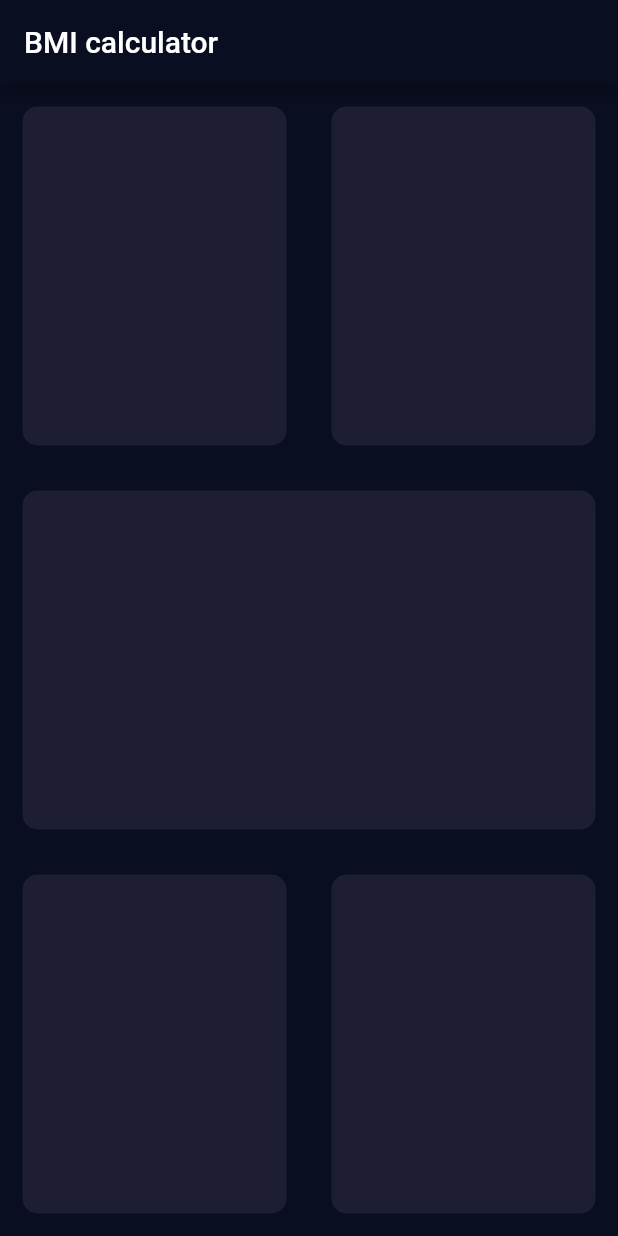
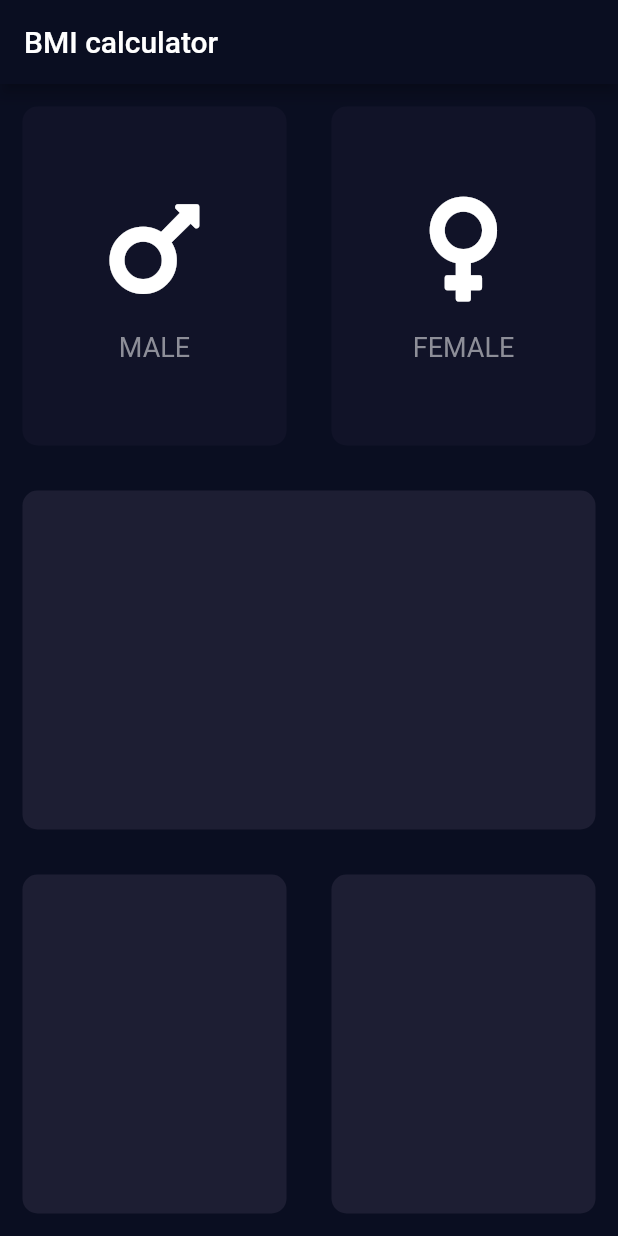
Before and after one commit to korsander/flutter-course, a Flutter app: the screen it shows after launch, on a phone screen of 412 x 824 dp. Run offline on Flutter 3.47's test engine with Material 2 defaults, Android fonts, the light colour scheme and no system bars; our stand-ins replace font_awesome_flutter.

Commit message:
completed gender buttons

```diff
--- /dev/null
+++ b/10-bmi-calc/lib/icon_content.dart
@@ -0,0 +1,31 @@
+import 'package:flutter/material.dart';
+
+class IconContent extends StatelessWidget {
+  final String title;
+  final IconData icon;
+
+  IconContent({@required this.title, @required this.icon});
+
+  @override
+  Widget build(BuildContext context) {
+    return Column(
+      mainAxisAlignment: MainAxisAlignment.center,
+      children: <Widget>[
+        Icon(
+          icon,
+          size: 80.0,
+        ),
+        SizedBox(
+          height: 15.0,
+        ),
+        Text(
+          title,
+          style: TextStyle(
+            fontSize: 18.0,
+            color: Color(0xFF8D8E98),
+          ),
+        )
+      ],
+    );
+  }
+}
--- a/10-bmi-calc/lib/input_page.dart
+++ b/10-bmi-calc/lib/input_page.dart
@@ -1,8 +1,18 @@
+import 'package:course/reusable_card.dart';
 import 'package:flutter/material.dart';
+import 'package:font_awesome_flutter/font_awesome_flutter.dart';
+
+import 'icon_content.dart';
 
 const bottomContainerHeight = 80.0;
 const activeCardColor = Color(0xFF1D1E33);
+const inactiveCardColor = Color(0xFF111328);
 const bottomContainerColor = Color(0xFFEB1555);
+
+enum Gender {
+  male,
+  female,
+}
 
 class InputPage extends StatefulWidget {
   @override
@@ -10,6 +20,8 @@ class InputPage extends StatefulWidget {
 }
 
 class _InputPageState extends State<InputPage> {
+  Gender gender;
+
   @override
   Widget build(BuildContext context) {
     return Scaffold(
@@ -23,12 +35,34 @@ class _InputPageState extends State<InputPage> {
               children: <Widget>[
                 Expanded(
                   child: ReusableCard(
-                    color: activeCardColor,
+                    onTouch: () {
+                      setState(() {
+                        gender = Gender.male;
+                      });
+                    },
+                    color: gender == Gender.male
+                        ? activeCardColor
+                        : inactiveCardColor,
+                    child: IconContent(
+                      title: 'MALE',
+                      icon: FontAwesomeIcons.mars,
+                    ),
                   ),
                 ),
                 Expanded(
                   child: ReusableCard(
-                    color: activeCardColor,
+                    onTouch: () {
+                      setState(() {
+                        gender = Gender.female;
+                      });
+                    },
+                    color: gender == Gender.female
+                        ? activeCardColor
+                        : inactiveCardColor,
+                    child: IconContent(
+                      title: 'FEMALE',
+                      icon: FontAwesomeIcons.venus,
+                    ),
                   ),
                 ),
               ],
@@ -60,20 +94,3 @@ class _InputPageState extends State<InputPage> {
     );
   }
 }
-
-class ReusableCard extends StatelessWidget {
-  final Color color;
-
-  ReusableCard({@required this.color});
-
-  @override
-  Widget build(BuildContext context) {
-    return Container(
-      margin: EdgeInsets.all(15.0),
-      decoration: BoxDecoration(
-        color: color,
-        borderRadius: BorderRadius.circular(10.0),
-      ),
-    );
-  }
-}
--- /dev/null
+++ b/10-bmi-calc/lib/reusable_card.dart
@@ -0,0 +1,24 @@
+import 'package:flutter/material.dart';
+
+class ReusableCard extends StatelessWidget {
+  final Color color;
+  final Widget child;
+  final Function onTouch;
+
+  ReusableCard({@required this.color, this.child, this.onTouch});
+
+  @override
+  Widget build(BuildContext context) {
+    return GestureDetector(
+      onTap: onTouch,
+      child: Container(
+        margin: EdgeInsets.all(15.0),
+        decoration: BoxDecoration(
+          color: color,
+          borderRadius: BorderRadius.circular(10.0),
+        ),
+        child: child,
+      ),
+    );
+  }
+}
--- a/10-bmi-calc/pubspec.yaml
+++ b/10-bmi-calc/pubspec.yaml
@@ -13,6 +13,7 @@ dependencies:
     sdk: flutter
 
   cupertino_icons: ^0.1.3
+  font_awesome_flutter: ^8.8.1
 
 dev_dependencies:
   flutter_test:
```
Also changed, not shown: 10-bmi-calc/pubspec.lock.
